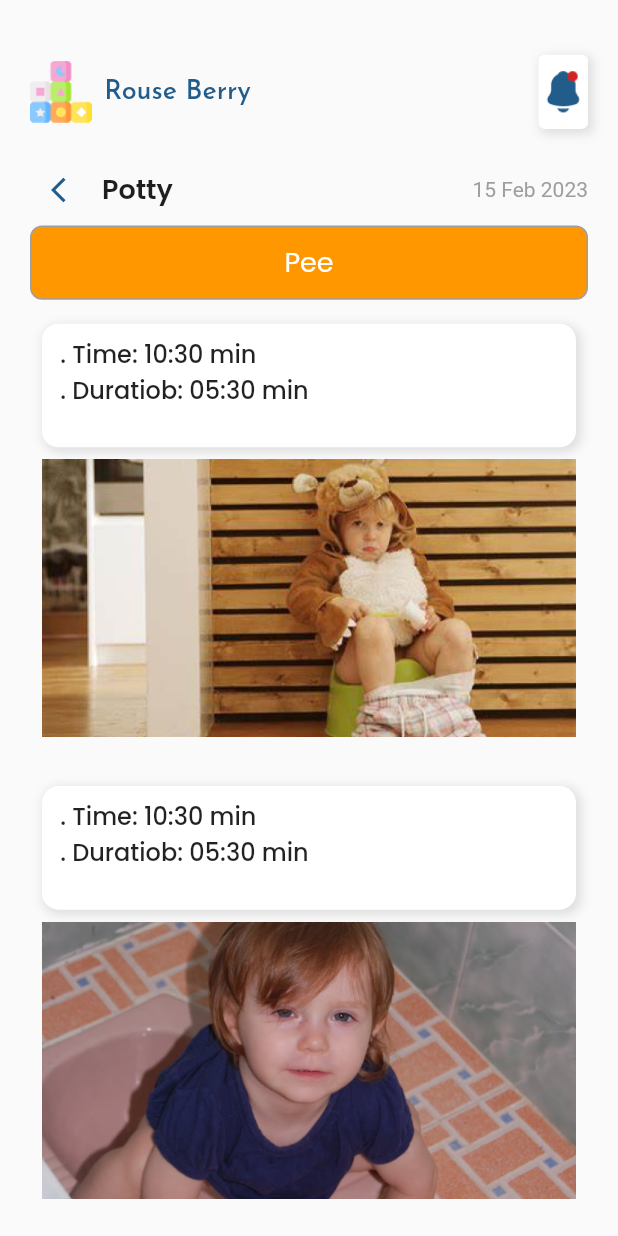
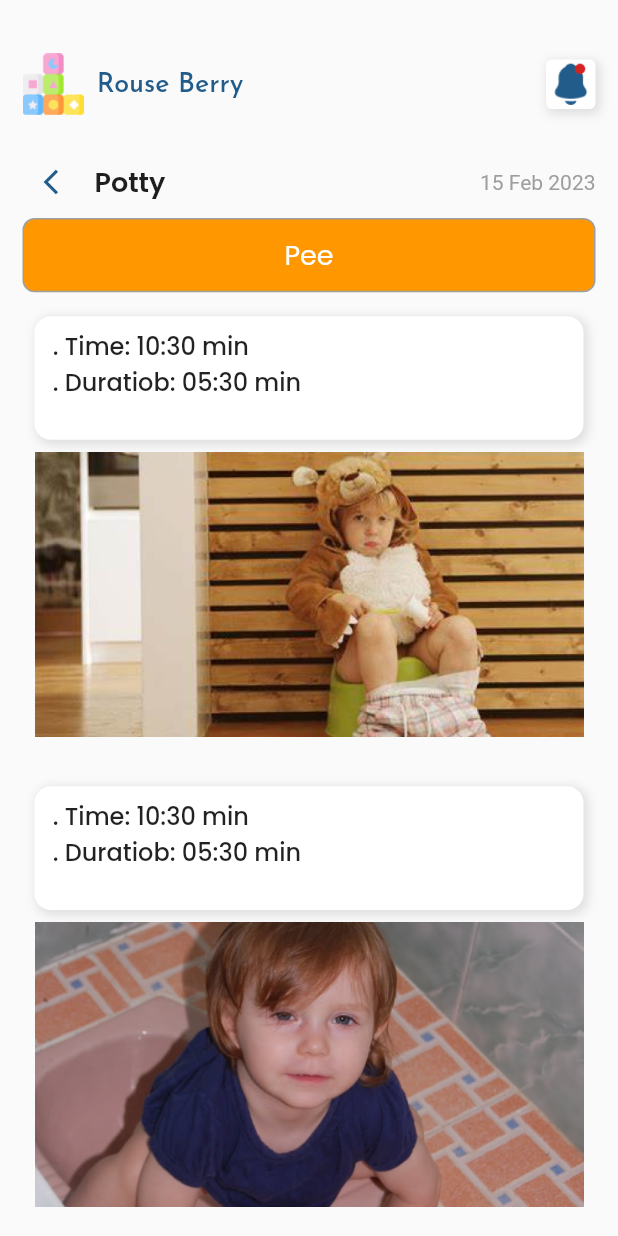
Before and after one commit to MalekYasser26/Nursery, a Flutter app: the PottyView screen opened by its route, on a phone screen of 412 x 824 dp. Run offline on Flutter 3.47's test engine with Material 2 defaults, Android fonts, the light colour scheme and no system bars; our stand-ins replace bloc, dotted_border, flutter_bloc, google_fonts, google_nav_bar, sizer and 1 more.

Commit message:
activities components

```diff
--- a/lib/features/onboarding_screen/presentation/views/activities_View/activities_components/bottle_view.dart
+++ b/lib/features/onboarding_screen/presentation/views/activities_View/activities_components/bottle_view.dart
@@ -12,7 +12,7 @@ class BottleView extends StatelessWidget {
         body: SingleChildScrollView(
           physics: const BouncingScrollPhysics(),
           child: Padding(
-            padding: const EdgeInsets.all(20.0),
+            padding: const EdgeInsets.all(15.0),
             child: Column(
               children: [
                 Row(
--- a/lib/features/onboarding_screen/presentation/views/activities_View/activities_components/medical_view.dart
+++ b/lib/features/onboarding_screen/presentation/views/activities_View/activities_components/medical_view.dart
@@ -12,7 +12,7 @@ class MedicalView extends StatelessWidget {
         body: SingleChildScrollView(
           physics: const BouncingScrollPhysics(),
           child: Padding(
-            padding: const EdgeInsets.all(20.0),
+            padding: const EdgeInsets.all(15.0),
             child: Column(
               children: [
                 Row(
--- a/lib/features/onboarding_screen/presentation/views/activities_View/activities_components/potty_view.dart
+++ b/lib/features/onboarding_screen/presentation/views/activities_View/activities_components/potty_view.dart
@@ -12,7 +12,7 @@ class PottyView extends StatelessWidget {
         body: SingleChildScrollView(
           physics: const BouncingScrollPhysics(),
           child: Padding(
-            padding: const EdgeInsets.all(20.0),
+            padding: const EdgeInsets.all(15.0),
             child: Column(
               children: [
                 Row(
@@ -26,7 +26,7 @@ class PottyView extends StatelessWidget {
                       onTap: (){
                       },
                       child: Container(
-                        height: 6.h,
+                        height: 4.h,
                         width: 8.w,
                         decoration:   BoxDecoration(
                           borderRadius: BorderRadius.circular(4),
```
Also changed, not shown: pubspec.lock.
